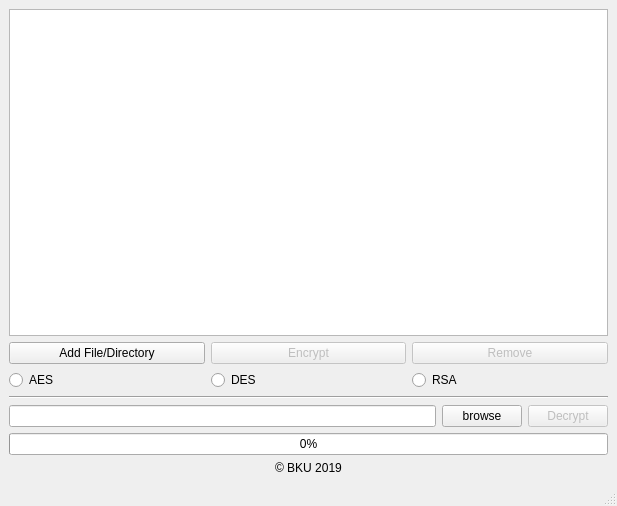
First picture: the form in ui_files/mainWindow_org.ui, repository dolongbien/cryptography2019, before the edit.
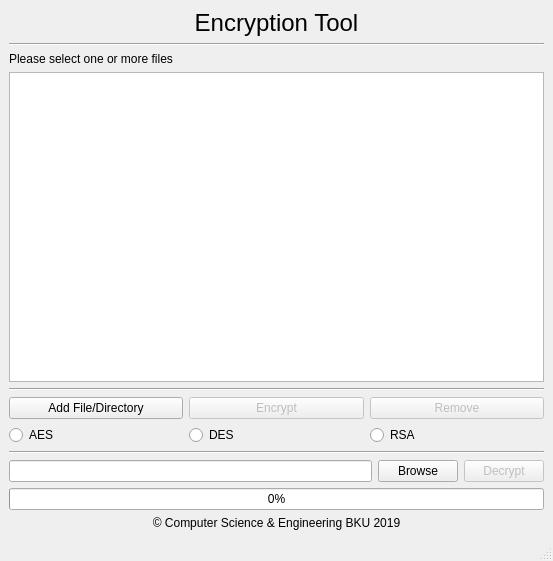
Second picture: the form after the edit. Icons and pictures are not drawn.

Commit message: Fix progress bar, GUI and some errors

```diff
--- a/ui_files/mainWindow_org.ui
+++ b/ui_files/mainWindow_org.ui
@@ -6,8 +6,8 @@
    <rect>
     <x>0</x>
     <y>0</y>
-    <width>617</width>
-    <height>506</height>
+    <width>553</width>
+    <height>561</height>
    </rect>
   </property>
   <property name="windowTitle">
@@ -18,15 +18,67 @@
     <normaloff>:/icon/image/lock.png</normaloff>:/icon/image/lock.png</iconset>
   </property>
   <widget class="QWidget" name="centralwidget">
+   <layout class="QGridLayout" name="gridLayout_2">
+    <item row="0" column="0">
+     <widget class="QLabel" name="label">
+      <property name="font">
+       <font>
+        <family>Ubuntu</family>
+        <pointsize>18</pointsize>
+        <weight>50</weight>
+        <bold>false</bold>
+       </font>
+      </property>
+      <property name="text">
+       <string>Encryption Tool</string>
+      </property>
+      <property name="textFormat">
+       <enum>Qt::AutoText</enum>
+      </property>
+      <property name="alignment">
+       <set>Qt::AlignCenter</set>
+      </property>
+      <property name="wordWrap">
+       <bool>false</bool>
+      </property>
+     </widget>
+    </item>
+    <item row="1" column="0">
+     <widget class="Line" name="line_3">
+      <property name="orientation">
+       <enum>Qt::Horizontal</enum>
+      </property>
+     </widget>
+    </item>
+    <item row="2" column="0">
    <layout class="QGridLayout" name="gridLayout">
     <item row="0" column="0">
+       <widget class="QLabel" name="label_2">
+        <property name="text">
+         <string>Please select one or more files</string>
+        </property>
+       </widget>
+      </item>
+      <item row="1" column="0">
      <widget class="QListWidget" name="listWidget">
+        <property name="styleSheet">
+         <string notr="true">font: 11pt &quot;Ubuntu Mono&quot;;</string>
+        </property>
       <property name="selectionMode">
        <enum>QAbstractItemView::ExtendedSelection</enum>
       </property>
      </widget>
     </item>
-    <item row="1" column="0">
+     </layout>
+    </item>
+    <item row="3" column="0">
+     <widget class="Line" name="line_2">
+      <property name="orientation">
+       <enum>Qt::Horizontal</enum>
+      </property>
+     </widget>
+    </item>
+    <item row="4" column="0">
      <layout class="QHBoxLayout" name="horizontalLayout_2">
       <item>
        <widget class="QPushButton" name="addButton">
@@ -93,7 +145,7 @@
       </item>
      </layout>
     </item>
-    <item row="2" column="0">
+    <item row="5" column="0">
      <layout class="QHBoxLayout" name="horizontalLayout_3">
       <item>
        <widget class="QRadioButton" name="aes">
@@ -118,14 +170,14 @@
       </item>
      </layout>
     </item>
-    <item row="3" column="0">
+    <item row="6" column="0">
      <widget class="Line" name="line">
       <property name="orientation">
        <enum>Qt::Horizontal</enum>
       </property>
      </widget>
     </item>
-    <item row="4" column="0">
+    <item row="7" column="0">
      <layout class="QHBoxLayout" name="horizontalLayout">
       <item>
        <widget class="QLineEdit" name="lineEdit">
@@ -137,7 +189,7 @@
       <item>
        <widget class="QPushButton" name="pushButton">
         <property name="text">
-         <string>browse</string>
+         <string>Browse</string>
         </property>
        </widget>
       </item>
@@ -163,9 +215,7 @@
       </item>
      </layout>
     </item>
-    <item row="5" column="0">
-     <layout class="QVBoxLayout" name="verticalLayout">
-      <item>
+    <item row="8" column="0">
        <widget class="QProgressBar" name="progressBar">
         <property name="value">
          <number>0</number>
@@ -175,17 +225,15 @@
         </property>
        </widget>
       </item>
-      <item>
+    <item row="9" column="0">
        <widget class="QLabel" name="copyright_label">
         <property name="text">
-         <string>© BKU 2019</string>
+       <string>© Computer Science &amp; Engineering BKU 2019</string>
         </property>
         <property name="alignment">
          <set>Qt::AlignCenter</set>
         </property>
        </widget>
-      </item>
-     </layout>
     </item>
    </layout>
   </widget>
```
Left out of the diff: 2 changed lines with no effect on the pictures. Lines whose indentation alone changed are shown as unchanged. The commit also changes 7 other files.
